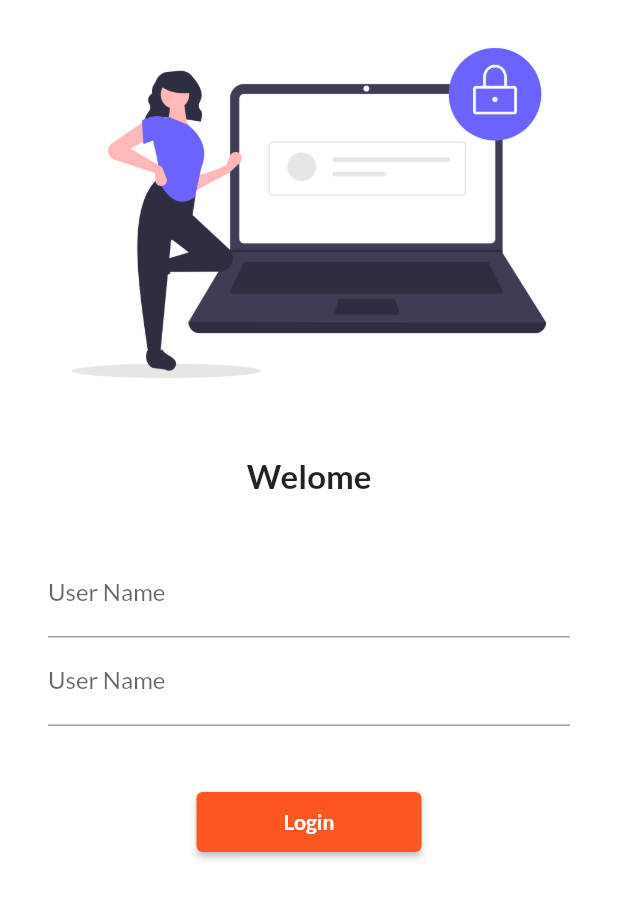
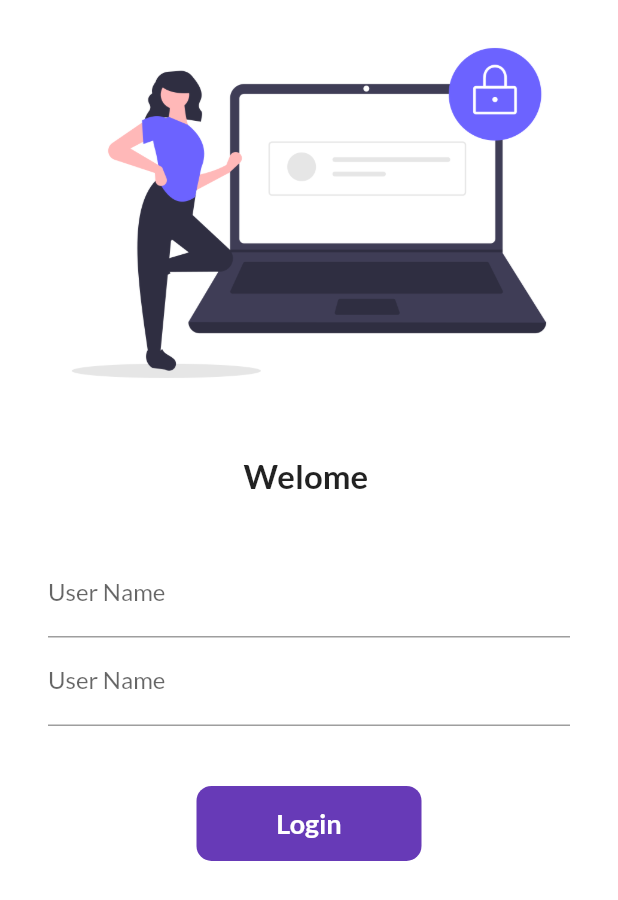
Before and after one commit to Tayyab94/Food_catalog_flutter, a Flutter app: the screen it shows after launch, on a phone screen of 412 x 824 dp. Shown: the top 900 px of the screen. Run offline on Flutter 3.47's test engine with Material 2 defaults, Android fonts, the phone set to English and light mode, and no system bars; our stand-ins replace google_fonts.

Commit message:
Apply animation

```diff
--- a/lib/main.dart
+++ b/lib/main.dart
@@ -20,7 +20,7 @@ class MyApp extends StatelessWidget {
       debugShowCheckedModeBanner: false,
 
       theme: ThemeData(
-          primarySwatch: Colors.deepOrange,
+          primarySwatch: Colors.deepPurple,
           fontFamily: GoogleFonts.lato().fontFamily),
       darkTheme: ThemeData(
         brightness: Brightness.dark,
--- a/lib/pages/login_page.dart
+++ b/lib/pages/login_page.dart
@@ -1,9 +1,16 @@
 import "package:flutter/material.dart";
 import 'package:flutter_app/utilities/myRoutes.dart';
 
-class LoginPage extends StatelessWidget {
+class LoginPage extends StatefulWidget {
   const LoginPage({Key? key}) : super(key: key);
 
+  @override
+  State<LoginPage> createState() => _LoginPageState();
+}
+
+class _LoginPageState extends State<LoginPage> {
+  String name = "";
+  bool changeButton = false;
   @override
   Widget build(BuildContext context) {
     return Material(
@@ -19,7 +26,7 @@ class LoginPage extends StatelessWidget {
                 height: 20.0,
               ),
               Text(
-                "Welome",
+                "Welome $name",
                 style: TextStyle(fontSize: 22, fontWeight: FontWeight.bold),
               ),
               SizedBox(
@@ -33,6 +40,10 @@ class LoginPage extends StatelessWidget {
                     TextFormField(
                       decoration: InputDecoration(
                           labelText: "User Name", hintText: "Enter User Name"),
+                      onChanged: (value) {
+                        name = value;
+                        setState(() {});
+                      },
                     ),
                     TextFormField(
                       decoration: InputDecoration(
@@ -42,16 +53,48 @@ class LoginPage extends StatelessWidget {
                     SizedBox(
                       height: 40,
                     ),
-                    ElevatedButton(
-                      onPressed: () {
+                    InkWell(
+                      onTap: () async {
+                        setState(() {
+                          changeButton = true;
+                        });
+                        await Future.delayed(Duration(seconds: 1));
                         Navigator.pushNamed(context, MyRoutes.homeRoute);
                       },
-                      child: Text(
-                        "Login",
-                        style: TextStyle(fontWeight: FontWeight.bold),
+                      child: AnimatedContainer(
+                        duration: Duration(seconds: 1),
+                        width: changeButton ? 50 : 150,
+                        height: 50,
+                        alignment: Alignment.center,
+                        child: changeButton
+                            ? Icon(
+                                Icons.done,
+                                color: Colors.white,
+                              )
+                            : Text(
+                                "Login",
+                                style: TextStyle(
+                                    fontWeight: FontWeight.bold,
+                                    color: Colors.white,
+                                    fontSize: 18),
+                              ),
+                        decoration: BoxDecoration(
+                            color: Colors.deepPurple,
+                            borderRadius:
+                                BorderRadius.circular(changeButton ? 50 : 10)),
                       ),
-                      style: TextButton.styleFrom(minimumSize: Size(150, 40)),
                     )
+
+                    // ElevatedButton(
+                    //   onPressed: () {
+                    //     Navigator.pushNamed(context, MyRoutes.homeRoute);
+                    //   },
+                    //   child: Text(
+                    //     "Login",
+                    //     style: TextStyle(fontWeight: FontWeight.bold),
+                    //   ),
+                    //   style: TextButton.styleFrom(minimumSize: Size(150, 40)),
+                    // )
                   ],
                 ),
               )
```
